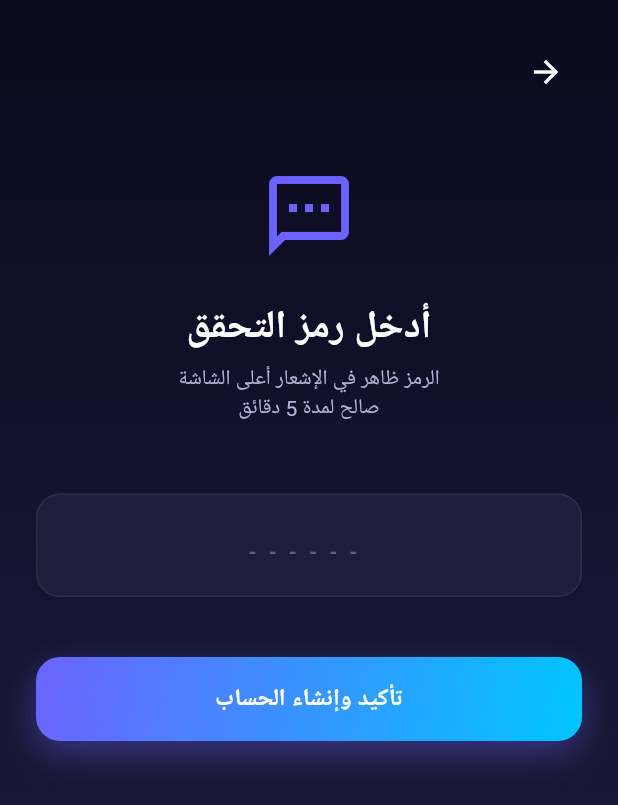
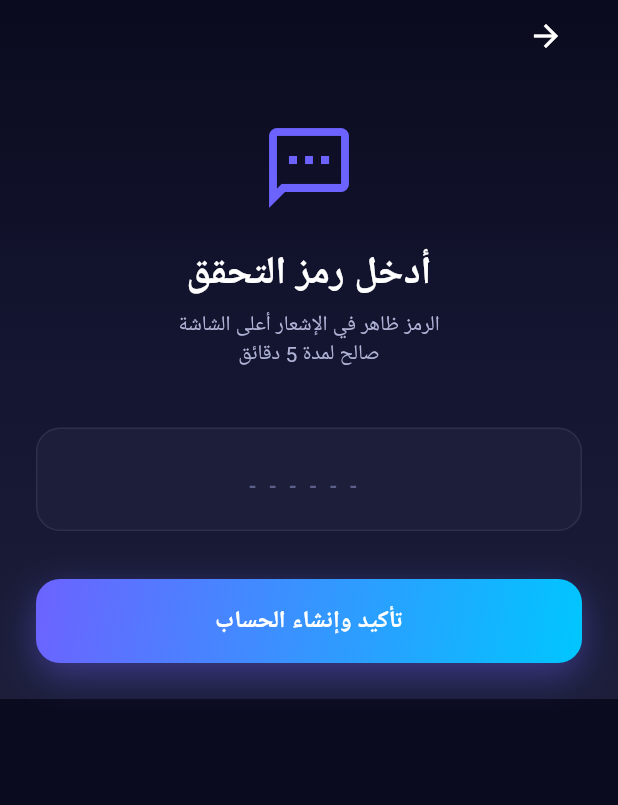
Before and after one commit to majdoulee2006/Bank_App, a Flutter app: the _OtpVerifyScreen screen opened directly with empty values, on a phone screen of 412 x 824 dp. Shown: the top 805 px of the screen. Run offline on Flutter 3.47's test engine with Material 3 defaults, Android fonts, the phone set to English and light mode, and no system bars; our stand-ins replace image_picker, pdf, permission_handler, printing, qr_flutter, shared_preferences; missing offline and left inert: mobile_scanner; accounts and stored records are empty.

Commit message:
Initial commit - Bank App

```diff
--- a/lib/screens/register_screen.dart
+++ b/lib/screens/register_screen.dart
@@ -52,15 +52,16 @@ class _RegisterScreenState extends State<RegisterScreen> {
       return;
     }
 
-    // Show OTP overlay
-    _showOtpOverlay(result.otp!);
+    final otp = result.otp!;
+    final phone = _phoneCtrl.text.trim();
+
+    // Show OTP overlay before navigation
+    _showOtpOverlay(otp);
 
     // Navigate to OTP screen
+    if (!mounted) return;
     Navigator.of(context).push(MaterialPageRoute(
-      builder: (_) => _OtpVerifyScreen(
-        phone: _phoneCtrl.text.trim(),
-        otp: result.otp!,
-      ),
+      builder: (_) => _OtpVerifyScreen(phone: phone, otp: otp),
     ));
   }
 
@@ -208,6 +209,8 @@ class _OtpVerifyScreenState extends State<_OtpVerifyScreen> {
     if (!mounted) return;
     setState(() => _isLoading = false);
 
+    if (!mounted) return;
+
     if (error != null) {
       ScaffoldMessenger.of(context).showSnackBar(
         SnackBar(content: Text(error), backgroundColor: AppTheme.error),
@@ -263,8 +266,8 @@ class _OtpVerifyScreenState extends State<_OtpVerifyScreen> {
         child: Container(
           decoration: const BoxDecoration(gradient: AppTheme.bgGradient),
           child: SafeArea(
-            child: Padding(
-              padding: const EdgeInsets.all(24),
+            child: SingleChildScrollView(
+              padding: EdgeInsets.fromLTRB(24, 0, 24, MediaQuery.of(context).viewInsets.bottom + 24),
               child: Column(crossAxisAlignment: CrossAxisAlignment.stretch, children: [
                 Align(
                   alignment: Alignment.topRight,
@@ -273,9 +276,9 @@ class _OtpVerifyScreenState extends State<_OtpVerifyScreen> {
                     onPressed: () => Navigator.of(context).pop(),
                   ),
                 ),
-                const SizedBox(height: 40),
+                const SizedBox(height: 32),
                 const Icon(Icons.sms_outlined, color: AppTheme.primary, size: 64),
-                const SizedBox(height: 24),
+                const SizedBox(height: 20),
                 const Text('أدخل رمز التحقق',
                     style: TextStyle(fontSize: 26, fontWeight: FontWeight.bold, color: Colors.white),
                     textAlign: TextAlign.center),
@@ -283,19 +286,16 @@ class _OtpVerifyScreenState extends State<_OtpVerifyScreen> {
                 const Text('الرمز ظاهر في الإشعار أعلى الشاشة\nصالح لمدة 5 دقائق',
                     style: TextStyle(color: AppTheme.textSecondary, fontSize: 14),
                     textAlign: TextAlign.center),
-                const SizedBox(height: 48),
+                const SizedBox(height: 40),
                 TextField(
                   controller: _otpCtrl,
                   keyboardType: TextInputType.number,
                   textAlign: TextAlign.center,
                   maxLength: 6,
                   style: const TextStyle(color: Colors.white, fontSize: 28, letterSpacing: 8, fontWeight: FontWeight.bold),
-                  decoration: const InputDecoration(
-                    hintText: '------',
-                    counterText: '',
-                  ),
+                  decoration: const InputDecoration(hintText: '------', counterText: ''),
                 ),
-                const SizedBox(height: 40),
+                const SizedBox(height: 32),
                 GradientButton(
                   label: 'تأكيد وإنشاء الحساب',
                   isLoading: _isLoading,
```
